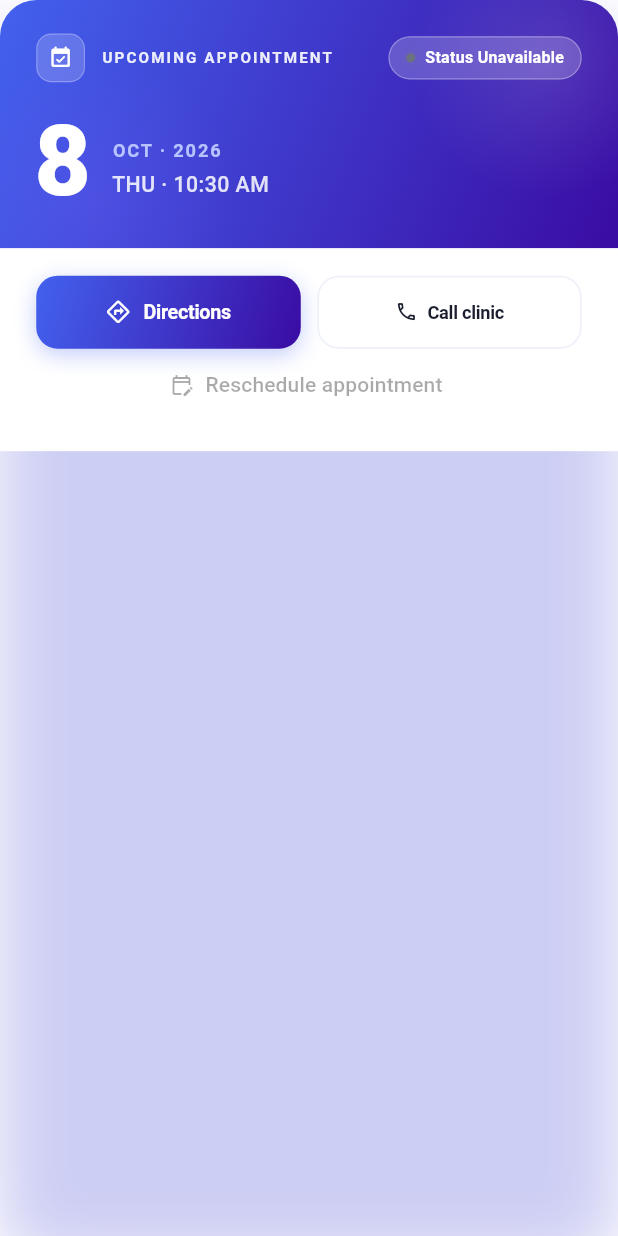
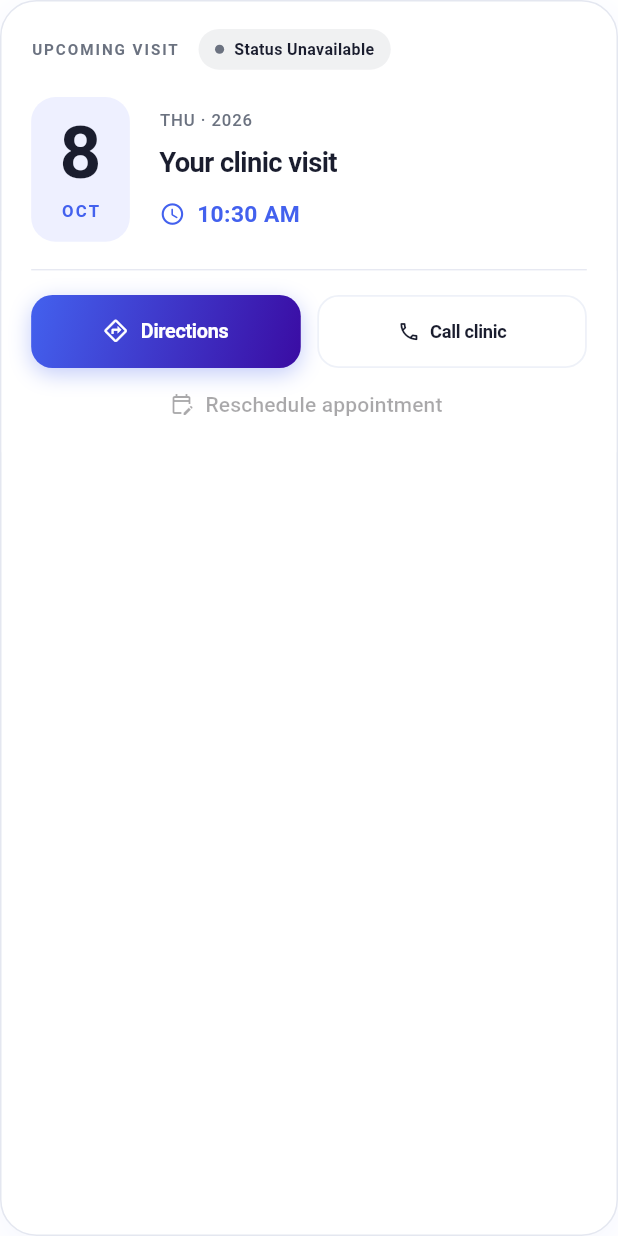
Before and after one commit to Vignesh18-code/bodyperfect-platform, a Flutter app: the AppointmentCard widget shown alone on an empty page, opened directly, on a phone screen of 412 x 824 dp. Run offline on Flutter 3.47's test engine with Material 3 defaults, Android fonts, the phone set to English and light mode, and no system bars; our stand-ins replace flutter_screenutil, flutter_secure_storage, pin_code_fields, share_plus, shared_preferences; accounts and stored records are empty.

Commit message:
Match appointments header to home gradient and refine visit card

```diff
--- a/ant/lib/screens/appointments/appointments_screen.dart
+++ b/ant/lib/screens/appointments/appointments_screen.dart
@@ -1,3 +1,5 @@
+import 'package:flutter/services.dart';
+import 'widgets/appointment_header.dart';
 import '../../services/report_service.dart';
 import 'widgets/reports_card.dart';
 import 'package:flutter/material.dart';
@@ -381,7 +383,12 @@
 
   @override
   Widget build(BuildContext context) {
-    return SafeArea(
+    return AnnotatedRegion<SystemUiOverlayStyle>(
+      value: SystemUiOverlayStyle.light,
+      child: Column(
+        children: [
+          const AppointmentHeader(),
+          Expanded(
             child: RefreshIndicator(
               color: _primaryBlue,
               onRefresh: _refresh,
@@ -389,7 +396,7 @@
                 physics: const AlwaysScrollableScrollPhysics(
                   parent: BouncingScrollPhysics(),
                 ),
-          padding: EdgeInsets.fromLTRB(12.w, 12.h, 12.w, 28.h),
+                padding: EdgeInsets.fromLTRB(16.w, 18.h, 16.w, 28.h),
                 child: Column(
                   crossAxisAlignment: CrossAxisAlignment.start,
                   children: [
@@ -427,7 +434,10 @@
                             const Expanded(
                               child: Text(
                                 'Unable to check for reports.',
-                          style: TextStyle(fontSize: 12, color: _textSecondary),
+                                style: TextStyle(
+                                  fontSize: 12,
+                                  color: _textSecondary,
+                                ),
                               ),
                             ),
                             TextButton(
@@ -442,7 +452,8 @@
                       if (_activeAppointmentData != null)
                         VisitGuide(
                           status: _activeAppointmentData!.status,
-                    voucherBooking: _activeAppointmentData!.giftVoucherBooking,
+                          voucherBooking:
+                              _activeAppointmentData!.giftVoucherBooking,
                           onContactClinic: widget.onContactClinic,
                         )
                       else if (widget.onContactClinic != null)
@@ -462,6 +473,9 @@
                   ],
                 ),
               ),
+            ),
+          ),
+        ],
       ),
     );
   }
--- a/ant/lib/screens/appointments/widgets/appointment_card.dart
+++ b/ant/lib/screens/appointments/widgets/appointment_card.dart
@@ -1,3 +1,4 @@
+import '../../../core/constants/app_colors.dart';
 import 'package:flutter/material.dart';
 import 'package:flutter_screenutil/flutter_screenutil.dart';
 
@@ -55,7 +56,6 @@
   // ── Theme Colors (match home header) ──────────────────
   static const _primaryBlue = Color(0xFF4361EE);
   static const _primaryPurple = Color(0xFF3A0CA3);
-  static const _accentLight = Color(0xFFB8C4FF);
   static const _success = Color(0xFF06B78A);
   static const _warning = Color(0xFFFF9F1C);
   static const _purpleSoft = Color(0xFF7B61FF);
@@ -93,7 +93,12 @@
     ).animate(_fadeAnim);
 
     WidgetsBinding.instance.addPostFrameCallback((_) {
-      if (mounted) _animController.forward();
+      if (!mounted) return;
+      if (MediaQuery.disableAnimationsOf(context)) {
+        _animController.value = 1;
+      } else {
+        _animController.forward();
+      }
     });
   }
 
@@ -183,17 +188,14 @@
 
     return Container(
       decoration: BoxDecoration(
+        color: Colors.white,
+        border: Border.all(color: AppColors.border),
         borderRadius: BorderRadius.circular(24.r),
         boxShadow: [
           BoxShadow(
-            color: _primaryBlue.withValues(alpha: 0.18),
-            blurRadius: 32.r,
-            offset: Offset(0, 12.h),
-          ),
-          BoxShadow(
-            color: _primaryPurple.withValues(alpha: 0.1),
-            blurRadius: 48.r,
-            offset: Offset(0, 24.h),
+            color: _primaryBlue.withValues(alpha: .06),
+            blurRadius: 22.r,
+            offset: Offset(0, 6.h),
           ),
         ],
       ),
@@ -217,145 +219,130 @@
     String timeStr,
     String amPm,
   ) {
-    return Container(
-      decoration: const BoxDecoration(
-        gradient: LinearGradient(
-          begin: Alignment.topLeft,
-          end: Alignment.bottomRight,
-          colors: [_primaryBlue, _primaryPurple],
-        ),
-      ),
-      child: Stack(
-        children: [
-          // Ambient white orbs (matches home header style)
-          Positioned(
-            top: -50.h,
-            right: -40.w,
-            child: Container(
-              width: 180.r,
-              height: 180.r,
-              decoration: BoxDecoration(
-                shape: BoxShape.circle,
-                gradient: RadialGradient(
-                  colors: [
-                    Colors.white.withValues(alpha: 0.12),
-                    Colors.white.withValues(alpha: 0.0),
-                  ],
-                ),
-              ),
-            ),
-          ),
-          Positioned(
-            bottom: -70.h,
-            left: -40.w,
-            child: Container(
-              width: 200.r,
-              height: 200.r,
-              decoration: BoxDecoration(
-                shape: BoxShape.circle,
-                gradient: RadialGradient(
-                  colors: [
-                    _purpleSoft.withValues(alpha: 0.2),
-                    _purpleSoft.withValues(alpha: 0.0),
-                  ],
-                ),
-              ),
-            ),
-          ),
-
-          Padding(
-            padding: EdgeInsets.fromLTRB(22.w, 22.h, 22.w, 26.h),
+    return Padding(
+      padding: EdgeInsets.fromLTRB(18.w, 18.h, 18.w, 0),
       child: Column(
         crossAxisAlignment: CrossAxisAlignment.start,
         children: [
-                // Top label row
-                Row(
+          Wrap(
+            alignment: WrapAlignment.spaceBetween,
+            crossAxisAlignment: WrapCrossAlignment.center,
+            spacing: 12.w,
+            runSpacing: 10.h,
             children: [
-                    Container(
-                      width: 32.r,
-                      height: 32.r,
-                      decoration: BoxDecoration(
-                        color: Colors.white.withValues(alpha: 0.18),
-                        borderRadius: BorderRadius.circular(10.r),
-                        border: Border.all(
-                          color: Colors.white.withValues(alpha: 0.25),
-                          width: 0.8,
+              Text(
+                'UPCOMING VISIT',
+                style: TextStyle(
+                  fontSize: 10.sp,
+                  fontWeight: FontWeight.w600,
+                  letterSpacing: 1.3,
+                  color: _textSecondary,
                 ),
               ),
-                      child: Icon(
-                        Icons.event_available_rounded,
-                        size: 16.r,
-                        color: Colors.white,
-                      ),
-                    ),
-                    SizedBox(width: 10.w),
-                    Expanded(
-                      child: Text(
-                        'UPCOMING APPOINTMENT',
-                        style: TextStyle(
-                          fontSize: 10.sp,
-                          fontWeight: FontWeight.w700,
-                          color: Colors.white.withValues(alpha: 0.9),
-                          letterSpacing: 1.4,
-                        ),
-                      ),
-                    ),
-                    SizedBox(width: 8.w),
               _buildStatusBadge(),
             ],
           ),
-
-                SizedBox(height: 22.h),
-
-                // Date + Time hero block
-                Row(
-                  crossAxisAlignment: CrossAxisAlignment.end,
+          SizedBox(height: 18.h),
+          LayoutBuilder(
+            builder: (context, constraints) {
+              final date = Container(
+                padding: EdgeInsets.symmetric(horizontal: 18.w, vertical: 12.h),
+                decoration: BoxDecoration(
+                  color: AppColors.tint,
+                  borderRadius: BorderRadius.circular(16.r),
+                ),
+                child: Column(
+                  mainAxisSize: MainAxisSize.min,
                   children: [
                     Text(
                       dayNum,
                       style: TextStyle(
-                        fontSize: 64.sp,
-                        fontWeight: FontWeight.w800,
-                        color: Colors.white,
-                        height: 0.95,
-                        letterSpacing: -2.5,
+                        fontSize: 48.sp,
+                        fontWeight: FontWeight.w700,
+                        height: 1.05,
+                        letterSpacing: -2,
+                        color: _textPrimary,
                       ),
                     ),
-                    SizedBox(width: 14.w),
-                    Expanded(
-                      child: Padding(
-                        padding: EdgeInsets.only(bottom: 6.h),
-                        child: Column(
+                    SizedBox(height: 5.h),
+                    Text(
+                      monthName,
+                      style: TextStyle(
+                        fontSize: 11.sp,
+                        fontWeight: FontWeight.w700,
+                        letterSpacing: 1.5,
+                        color: _primaryBlue,
+                      ),
+                    ),
+                  ],
+                ),
+              );
+              final details = Column(
                 crossAxisAlignment: CrossAxisAlignment.start,
                 children: [
                   Text(
-                              '$monthName · $year',
+                    '$dayName · $year',
                     style: TextStyle(
-                                fontSize: 12.sp,
-                                fontWeight: FontWeight.w700,
-                                color: _accentLight,
-                                letterSpacing: 1.2,
+                      fontSize: 11.sp,
+                      fontWeight: FontWeight.w500,
+                      color: _textSecondary,
+                      letterSpacing: .6,
                     ),
                   ),
-                            SizedBox(height: 4.h),
+                  SizedBox(height: 8.h),
                   Text(
-                              '$dayName · $timeStr $amPm',
+                    'Your clinic visit',
                     style: TextStyle(
-                                fontSize: 14.sp,
-                                fontWeight: FontWeight.w500,
-                                color: Colors.white.withValues(alpha: 0.85),
-                                letterSpacing: 0.3,
+                      fontSize: 18.sp,
+                      fontWeight: FontWeight.w600,
+                      letterSpacing: -.4,
+                      color: _textPrimary,
                     ),
                   ),
-                          ],
+                  SizedBox(height: 10.h),
+                  Row(
+                    children: [
+                      Icon(
+                        Icons.schedule_rounded,
+                        size: 17.r,
+                        color: _primaryBlue,
+                      ),
+                      SizedBox(width: 7.w),
+                      Flexible(
+                        child: Text(
+                          '$timeStr $amPm',
+                          style: TextStyle(
+                            fontSize: 15.sp,
+                            fontWeight: FontWeight.w600,
+                            color: _primaryBlue,
                           ),
                         ),
                       ),
                     ],
                   ),
                 ],
+              );
+              if (MediaQuery.textScalerOf(context).scale(14) > 22) {
+                return Column(
+                  crossAxisAlignment: CrossAxisAlignment.start,
+                  children: [
+                    date,
+                    SizedBox(height: 14.h),
+                    details,
+                  ],
+                );
+              }
+              return Row(
+                children: [
+                  date,
+                  SizedBox(width: 18.w),
+                  Expanded(child: details),
+                ],
+              );
+            },
           ),
-          ),
+          SizedBox(height: 18.h),
+          const Divider(height: 1, color: AppColors.border),
         ],
       ),
     );
@@ -364,7 +351,7 @@
   Widget _buildInfoSection() {
     return Container(
       color: Colors.white,
-      padding: EdgeInsets.fromLTRB(22.w, 18.h, 22.w, 20.h),
+      padding: EdgeInsets.fromLTRB(18.w, 16.h, 18.w, 8.h),
       child: Column(
         crossAxisAlignment: CrossAxisAlignment.start,
         children: [
@@ -608,49 +595,27 @@
 
   Widget _buildStatusBadge() {
     final color = _statusColor;
-
     return Container(
       padding: EdgeInsets.symmetric(horizontal: 10.w, vertical: 6.h),
       decoration: BoxDecoration(
-        color: Colors.white.withValues(alpha: 0.2),
+        color: color.withValues(alpha: .1),
         borderRadius: BorderRadius.circular(20.r),
-        border: Border.all(
-          color: Colors.white.withValues(alpha: 0.3),
-          width: 0.8,
-        ),
       ),
       child: Row(
         mainAxisSize: MainAxisSize.min,
         children: [
-          TweenAnimationBuilder<double>(
-            tween: Tween(begin: 0.5, end: 1.0),
-            duration: const Duration(milliseconds: 1200),
-            curve: Curves.easeInOut,
-            builder: (context, pulseVal, _) {
-              return Container(
+          Container(
             width: 6.r,
             height: 6.r,
-                decoration: BoxDecoration(
-                  shape: BoxShape.circle,
-                  color: color,
-                  boxShadow: [
-                    BoxShadow(
-                      color: color.withValues(alpha: 0.6 * pulseVal),
-                      blurRadius: 5 * pulseVal,
-                    ),
-                  ],
-                ),
-              );
-            },
+            decoration: BoxDecoration(color: color, shape: BoxShape.circle),
           ),
           SizedBox(width: 6.w),
           Text(
             _statusLabel,
             style: TextStyle(
               fontSize: 10.5.sp,
-              fontWeight: FontWeight.w700,
-              color: Colors.white,
-              letterSpacing: 0.2,
+              fontWeight: FontWeight.w600,
+              color: _textPrimary,
             ),
           ),
         ],
--- /dev/null
+++ b/ant/lib/screens/appointments/widgets/appointment_header.dart
@@ -0,0 +1,85 @@
+import 'package:flutter/material.dart';
+import 'package:flutter_screenutil/flutter_screenutil.dart';
+import '../../../core/constants/app_colors.dart';
+import '../../../core/constants/app_typography.dart';
+
+/// Uses the home header's exact brand gradient, inset and bottom curve.
+class AppointmentHeader extends StatelessWidget {
+  const AppointmentHeader({super.key});
+
+  @override
+  Widget build(BuildContext context) => Container(
+    width: double.infinity,
+    padding: EdgeInsets.fromLTRB(
+      20.w,
+      MediaQuery.paddingOf(context).top + 16.h,
+      20.w,
+      24.h,
+    ),
+    decoration: BoxDecoration(
+      gradient: AppColors.brandGradient,
+      borderRadius: BorderRadius.vertical(bottom: Radius.circular(28.r)),
+    ),
+    child: Row(
+      crossAxisAlignment: CrossAxisAlignment.center,
+      children: [
+        Expanded(
+          child: Column(
+            crossAxisAlignment: CrossAxisAlignment.start,
+            children: [
+              Text(
+                'YOUR CARE, PLANNED',
+                style: TextStyle(
+                  fontFamily: AppTypography.family,
+                  fontSize: 10.sp,
+                  fontWeight: FontWeight.w500,
+                  letterSpacing: 1.6,
+                  color: Colors.white.withValues(alpha: .75),
+                ),
+              ),
+              SizedBox(height: 7.h),
+              Text(
+                'Appointments',
+                style: TextStyle(
+                  fontFamily: AppTypography.family,
+                  fontSize: 25.sp,
+                  fontWeight: FontWeight.w600,
+                  letterSpacing: -.65,
+                  height: 1.2,
+                  color: Colors.white,
+                ),
+              ),
+              SizedBox(height: 6.h),
+              Text(
+                'Your next step to feeling your best.',
+                style: TextStyle(
+                  fontFamily: AppTypography.family,
+                  fontSize: 12.sp,
+                  height: 1.4,
+                  color: Colors.white.withValues(alpha: .85),
+                ),
+              ),
+            ],
+          ),
+        ),
+        SizedBox(width: 14.w),
+        ExcludeSemantics(
+          child: Container(
+            width: 44.r,
+            height: 44.r,
+            decoration: BoxDecoration(
+              color: Colors.white.withValues(alpha: .14),
+              borderRadius: BorderRadius.circular(14.r),
+              border: Border.all(color: Colors.white.withValues(alpha: .2)),
+            ),
+            child: Icon(
+              Icons.calendar_month_outlined,
+              color: Colors.white,
+              size: 23.r,
+            ),
+          ),
+        ),
+      ],
+    ),
+  );
+}
```
Lines whose indentation alone changed are shown as unchanged.
